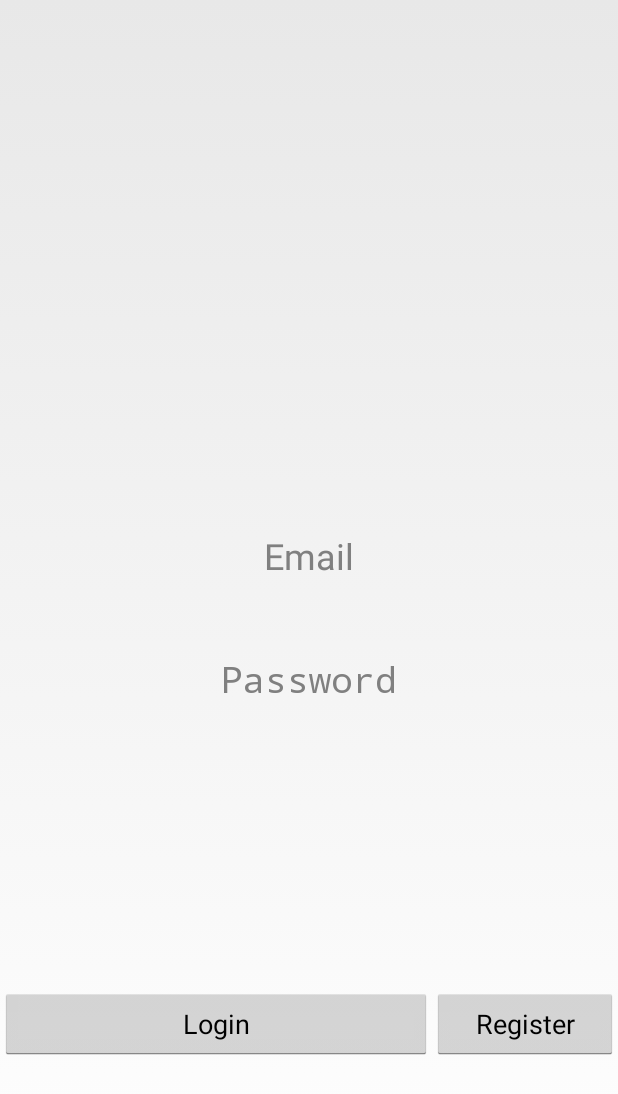
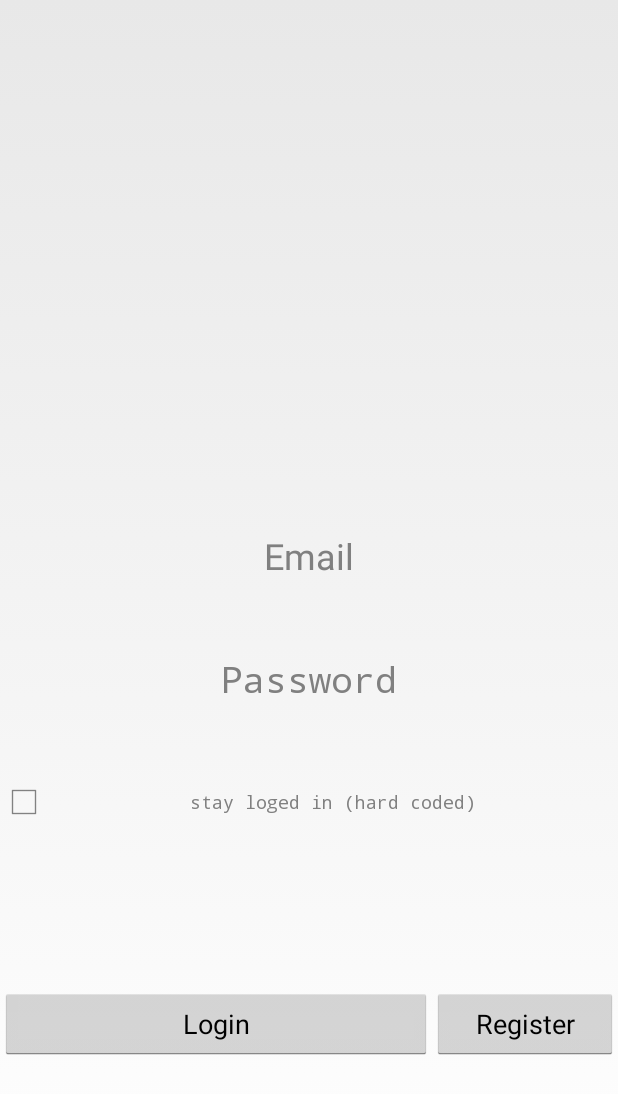
Before and after one commit to MorROST/SporTeam, an Android app: the screen it shows after launch (StartPage), on a phone screen of 412 x 824 dp. Shown: the top 1094 px of the screen. Run offline under Robolectric (Android 15) with nearby library versions, the phone set to English and light mode, and no system bars; network calls fail; 2 statements that could not run were skipped.

```diff
--- a/app/src/main/java/com/yonimor/sporteam/sporteam/ConnectionUtil.java
+++ b/app/src/main/java/com/yonimor/sporteam/sporteam/ConnectionUtil.java
@@ -28,8 +28,8 @@ public class ConnectionUtil {
     public ConnectionUtil() throws IOException {
 
         //!!!!!!!!!!!!!!IP Must Change To NetBeans Machine IP AND NOT 127.0.0.1
-        //clientSocket  = new Socket("192.168.0.103", 30545); //mor
-        clientSocket  = new Socket("10.0.0.6", 30545);//yoni
+        clientSocket  = new Socket("192.168.0.106", 30545); //mor
+        //clientSocket  = new Socket("10.0.0.6", 30545);//yoni
         output = clientSocket.getOutputStream();
         input = clientSocket.getInputStream();
         oos = new ObjectOutputStream(output);
--- a/app/src/main/java/com/yonimor/sporteam/sporteam/StartPage.java
+++ b/app/src/main/java/com/yonimor/sporteam/sporteam/StartPage.java
@@ -3,13 +3,16 @@ package com.yonimor.sporteam.sporteam;
 import android.Manifest;
 import android.app.Activity;
 import android.content.Intent;
+import android.content.SharedPreferences;
 import android.content.pm.PackageManager;
 import android.os.AsyncTask;
 import android.os.Build;
+import android.preference.PreferenceManager;
 import android.support.annotation.NonNull;
 import android.support.v7.app.AppCompatActivity;
 import android.os.Bundle;
 import android.view.View;
+import android.widget.CheckBox;
 import android.widget.EditText;
 import android.widget.Toast;
 import com.yonimor.sporteam.sporteam.com.data.*;
@@ -20,12 +23,25 @@ public class StartPage extends Activity {
 
     static ConnectionUtil connectionUtil = null;
     private static final int PERMS_REQUEST_CODE = 123;
+    String email;
+    CheckBox keepLoged;
 
     @Override
     protected void onCreate(Bundle savedInstanceState) {
         super.onCreate(savedInstanceState);
         setContentView(R.layout.activity_start_page);
-        Connecting();
+        if(connectionUtil == null) {
+            Connecting();
+        }
+
+        SharedPreferences preferences = PreferenceManager.getDefaultSharedPreferences(this);
+        this.email = preferences.getString("email", "");
+
+        if (!email.equals("") && !email.equals("null")) {
+            finish();
+            Intent intent = new Intent(this, Home.class);
+            startActivity(intent);
+        }
     }
 
 
@@ -132,6 +148,16 @@ public class StartPage extends Activity {
         if(checkIfWorked==ConnectionData.OK) {
             Intent in = new Intent(this, Home.class);
             startActivity(in);
+            keepLoged = (CheckBox) findViewById(R.id.stayLogedIn_txt_login);
+            if (keepLoged.isChecked()) {
+                SharedPreferences preferences = PreferenceManager.getDefaultSharedPreferences(this);
+                SharedPreferences.Editor editor = preferences.edit();
+
+
+                editor.putString("email", this.email);
+                editor.commit();
+                finish();
+            }
         }
         else if(checkIfWorked==ConnectionData.NOT_OK)
         {
--- a/app/src/main/res/layout/activity_home.xml
+++ b/app/src/main/res/layout/activity_home.xml
@@ -34,7 +34,7 @@
             android:layout_width="wrap_content"
             android:layout_height="wrap_content"
             android:layout_weight="1"
-            android:text="Hello + username" />
+            android:text="Hello " />
     </LinearLayout>
 
     <ListView
--- a/app/src/main/res/layout/activity_start_page.xml
+++ b/app/src/main/res/layout/activity_start_page.xml
@@ -38,27 +38,46 @@
     </LinearLayout>
 
     <LinearLayout
+    android:layout_width="match_parent"
+    android:layout_height="0dp"
+    android:layout_weight="10"
+    android:orientation="horizontal">
+
+    <EditText
+        android:id="@+id/password_txt_login"
+        android:layout_width="match_parent"
+        android:layout_height="match_parent"
+        android:ems="10"
+        android:background="@android:color/transparent"
+        android:inputType="textPassword"
+        android:textSize="24sp"
+        android:gravity="center"
+        android:hint="@string/password"/>
+    </LinearLayout>
+
+    <LinearLayout
         android:layout_width="match_parent"
         android:layout_height="0dp"
         android:layout_weight="10"
         android:orientation="horizontal">
 
-        <EditText
-            android:id="@+id/password_txt_login"
+        <CheckBox
+            android:id="@+id/stayLogedIn_txt_login"
             android:layout_width="match_parent"
             android:layout_height="match_parent"
             android:ems="10"
             android:background="@android:color/transparent"
             android:inputType="textPassword"
-            android:textSize="24sp"
+            android:textSize="12sp"
             android:gravity="center"
-            android:hint="@string/password"/>
+            android:hint="stay loged in (hard coded)"/>
     </LinearLayout>
+
 
     <LinearLayout
         android:layout_width="match_parent"
         android:layout_height="0dp"
-        android:layout_weight="20"
+        android:layout_weight="10"
         android:orientation="horizontal">
 
     </LinearLayout>
```
Also changed, not shown: app/src/main/java/com/yonimor/sporteam/sporteam/GamesAdapter.java (added, +57 -0 lines), app/src/main/java/com/yonimor/sporteam/sporteam/Home.java (+8 -2 lines), app/src/main/java/com/yonimor/sporteam/sporteam/HostCreateNewGame.java (deleted, +0 -14 lines), app/src/main/res/layout/games_list_view.xml (+8 -0 lines).
